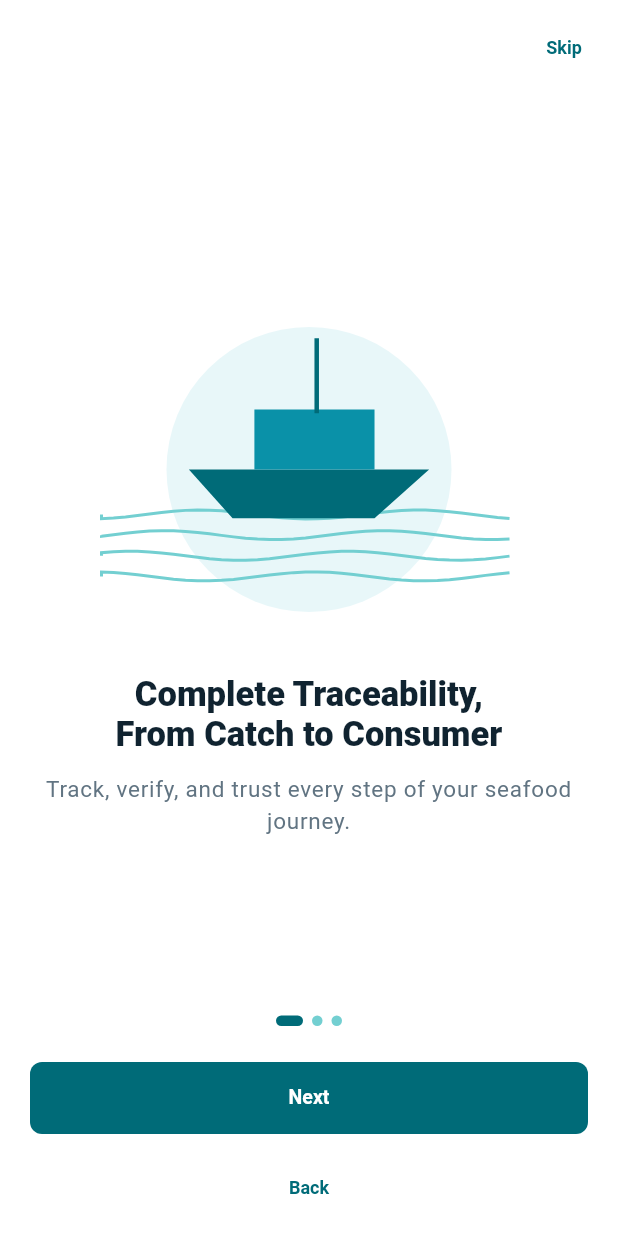
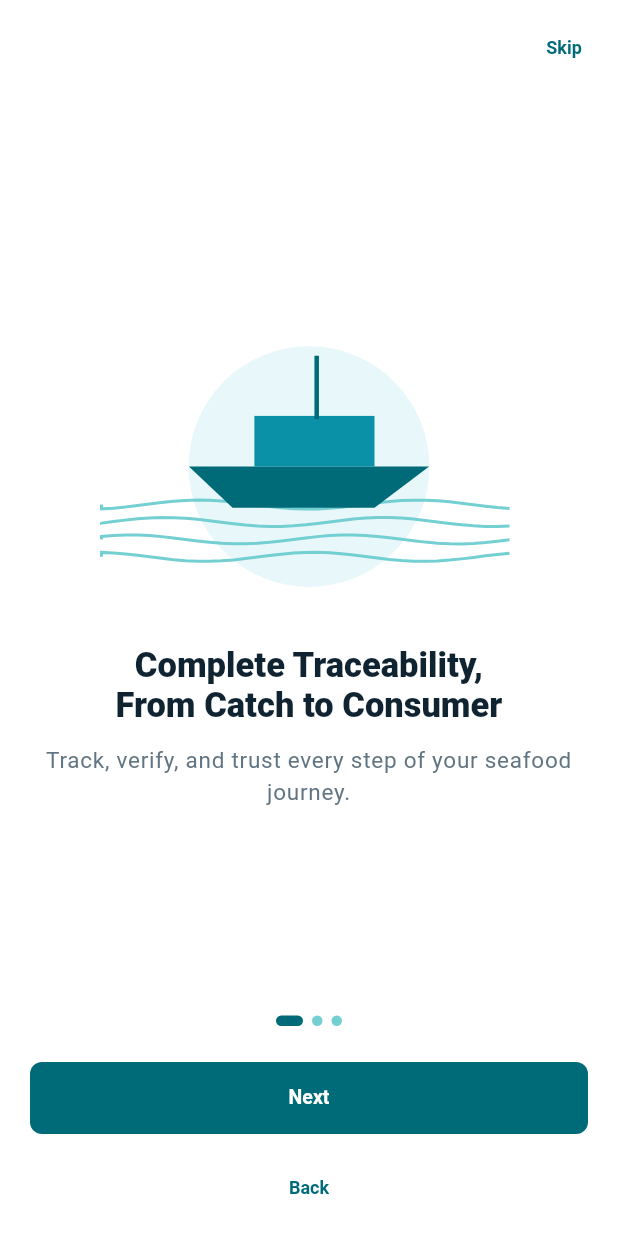
Before and after one commit to SLBDEVELOPERS/fishtrace_app, a Flutter app: the screen it shows after launch, after a tap on "Get Started", on a phone screen of 412 x 824 dp. Shown: the top 1233 px of the screen. Run offline on Flutter 3.47's test engine with Material 3 defaults, Android fonts, the phone set to English and light mode, and no system bars; our stand-ins replace connectivity_plus, dio, drift, firebase_auth, firebase_core, firebase_database and 11 more; missing offline and left inert: mobile_scanner; accounts and stored records are empty; generated files the repository leaves out were written again.

Commit message:
Ui Issues Fixed

```diff
--- a/lib/features/authentication/presentation/screens/login_screen.dart
+++ b/lib/features/authentication/presentation/screens/login_screen.dart
@@ -253,6 +253,7 @@ class _SocialButton extends StatelessWidget {
       style: OutlinedButton.styleFrom(
         foregroundColor: FishTraceColors.textPrimary,
         side: const BorderSide(color: FishTraceColors.border),
+        padding: const EdgeInsets.symmetric(horizontal: 8),
       ),
       child: Row(
         mainAxisSize: MainAxisSize.min,
--- a/lib/features/authentication/presentation/screens/onboarding_screen.dart
+++ b/lib/features/authentication/presentation/screens/onboarding_screen.dart
@@ -155,13 +155,14 @@ class _OnboardingPageView extends StatelessWidget {
   final _OnboardingPage page;
 
   @override
-  Widget build(BuildContext context) => Padding(
+  Widget build(BuildContext context) => LayoutBuilder(
+    builder: (context, constraints) => Padding(
       padding: const EdgeInsets.symmetric(horizontal: 24),
       child: Column(
         children: [
           const Spacer(),
           SizedBox(
-          height: 250,
+            height: math.min(250, constraints.maxHeight * .34),
             width: double.infinity,
             child: CustomPaint(painter: _OnboardingPainter(page.illustration)),
           ),
@@ -181,6 +182,7 @@ class _OnboardingPageView extends StatelessWidget {
         ),
           const Spacer(),
         ],
+      ),
     ),
   );
 }
--- a/lib/features/authentication/presentation/screens/splash_screen.dart
+++ b/lib/features/authentication/presentation/screens/splash_screen.dart
@@ -23,7 +23,10 @@ class SplashScreen extends StatelessWidget {
             const Spacer(flex: 3),
             const FishTraceMark(size: 82, onDark: true),
             const SizedBox(height: FishTraceSpacing.md),
-            const FishTraceWordmark(onDark: true),
+            const FittedBox(
+              fit: BoxFit.scaleDown,
+              child: FishTraceWordmark(onDark: true),
+            ),
             const SizedBox(height: FishTraceSpacing.xs),
             Text(
               'Trace Every Fish. Trust Every Step.',
```
Also changed, not shown: lib/features/common/presentation/screens/offline_sync_screen.dart (+9 -2 lines), lib/features/fisher/presentation/screens/add_catch_screen.dart (+8 -4 lines), lib/features/fisher/presentation/screens/catch_history_screen.dart (+10 -5 lines), lib/features/retailer/presentation/screens/stock_sales_screen.dart (+9 -4 lines), lib/features/transporter/presentation/screens/checklist_monitoring_delivery_screens.dart (+11 -7 lines), 6 other files. Lines whose indentation alone changed are shown as unchanged.
